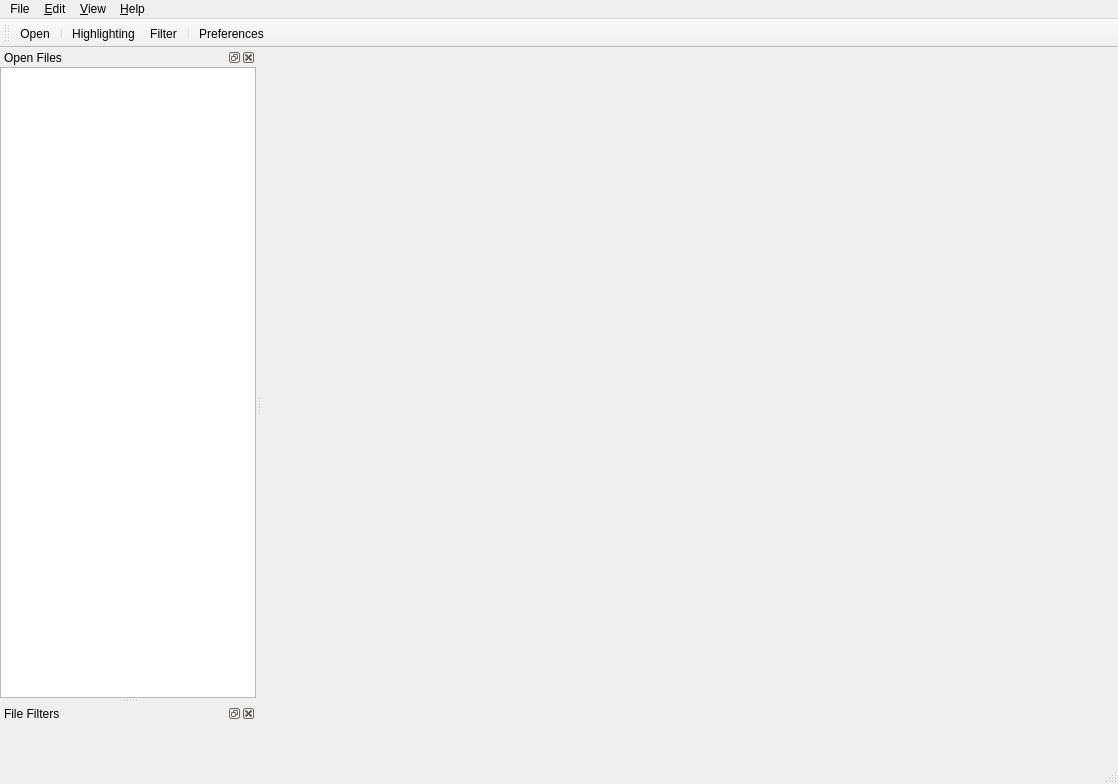
Qt form src/gui/MainWindow.ui (tomvodi/QTail) before a commit.
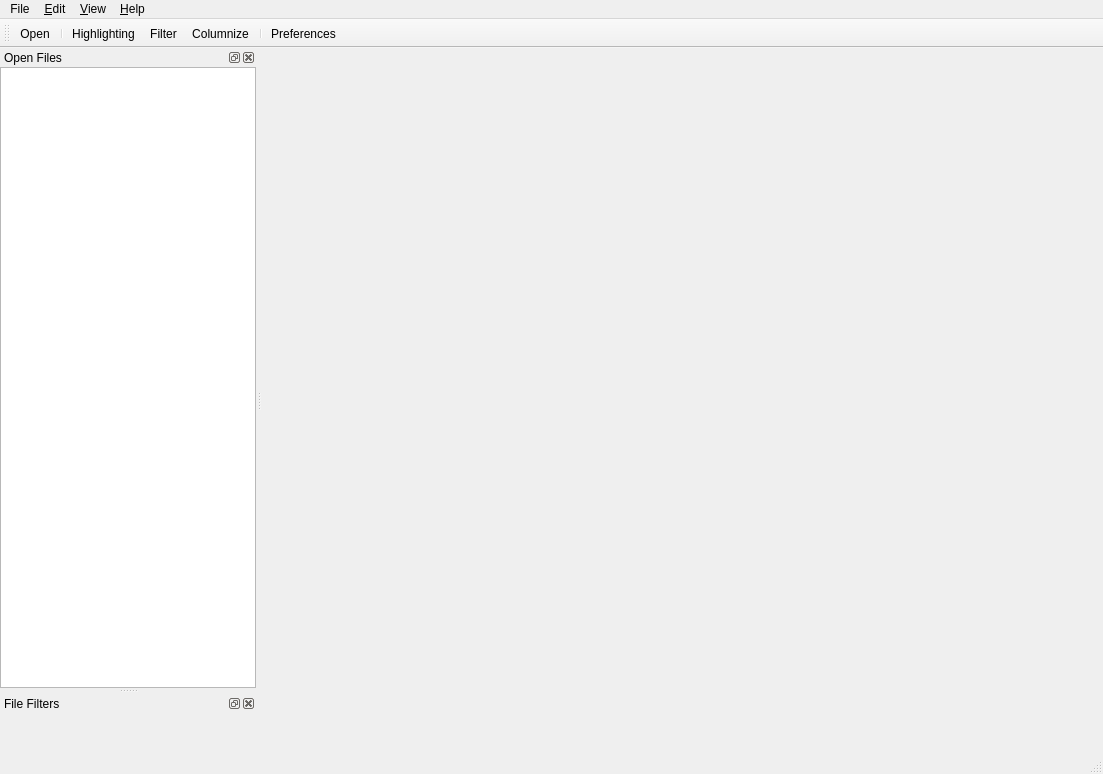
The same form after that commit. Icons and pictures are not drawn.

Diff of the .ui file:
```diff
--- a/src/gui/MainWindow.ui
+++ b/src/gui/MainWindow.ui
@@ -6,8 +6,8 @@
    <rect>
     <x>0</x>
     <y>0</y>
-    <width>1118</width>
-    <height>784</height>
+    <width>1103</width>
+    <height>774</height>
    </rect>
   </property>
   <property name="acceptDrops">
@@ -50,7 +50,7 @@
     <rect>
      <x>0</x>
      <y>0</y>
-     <width>1118</width>
+     <width>1103</width>
      <height>27</height>
     </rect>
    </property>
@@ -115,6 +115,7 @@
    <addaction name="separator"/>
    <addaction name="actionHighlighting"/>
    <addaction name="actionFilter"/>
+   <addaction name="actionColumnize"/>
    <addaction name="separator"/>
    <addaction name="actionPreferences"/>
   </widget>
@@ -286,6 +287,18 @@
     <string>Export current view</string>
    </property>
   </action>
+  <action name="actionColumnize">
+   <property name="icon">
+    <iconset resource="resources.qrc">
+     <normaloff>:/resources/icons/mimetypes/x-office-spreadsheet.png</normaloff>:/resources/icons/mimetypes/x-office-spreadsheet.png</iconset>
+   </property>
+   <property name="text">
+    <string>Columnize</string>
+   </property>
+   <property name="toolTip">
+    <string>Define columns for logfile lines</string>
+   </property>
+  </action>
  </widget>
  <layoutdefault spacing="6" margin="11"/>
  <resources>
```
Left out of the diff: 1 changed line with no effect on the pictures.
